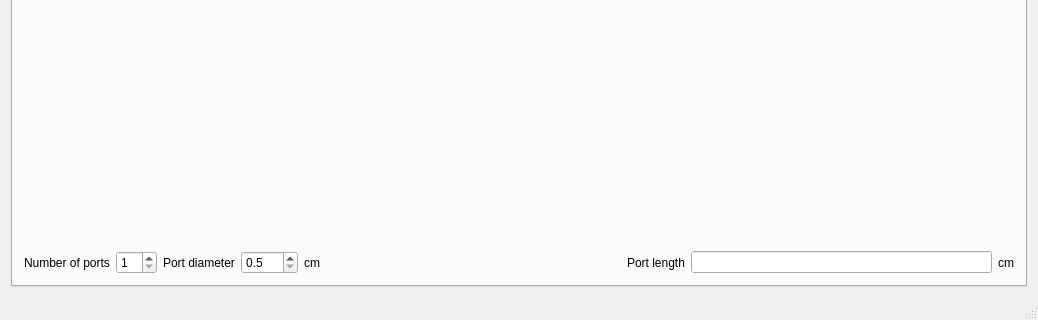
be1/qspeakers, file mainwindow.ui: the form before one commit; both pictures show x 0 to 1038 and y 400 to 720 of the 1038 by 720 pixel window.
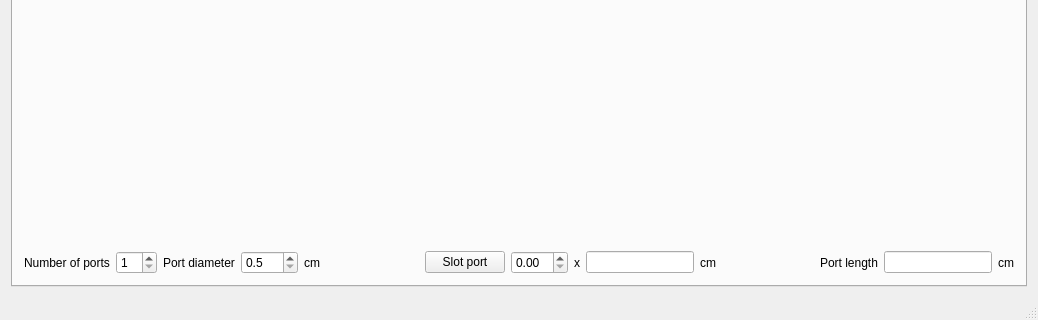
The form after the commit. The open tabs and pages were chosen to show the change. Icons and pictures are not drawn.

Commit message: Add Slot port for bandpass box.

Patch:
```diff
--- a/mainwindow.ui
+++ b/mainwindow.ui
@@ -935,7 +935,50 @@
              </widget>
             </item>
             <item>
-             <spacer name="bandPassPortHorizontalSpacer">
+             <spacer name="bandPassPortHorizontalSpacer1">
+              <property name="orientation">
+               <enum>Qt::Horizontal</enum>
+              </property>
+              <property name="sizeHint" stdset="0">
+               <size>
+                <width>40</width>
+                <height>20</height>
+               </size>
+              </property>
+             </spacer>
+            </item>
+            <item>
+             <widget class="QPushButton" name="bandpassPortSlotWidthButton">
+              <property name="text">
+               <string>Slot port</string>
+              </property>
+              <property name="checkable">
+               <bool>true</bool>
+              </property>
+             </widget>
+            </item>
+            <item>
+             <widget class="QDoubleSpinBox" name="bandpassPortSlotWidthDoubleSpinBox"/>
+            </item>
+            <item>
+             <widget class="QLabel" name="bandpassPortSlotMultLabel">
+              <property name="text">
+               <string>x</string>
+              </property>
+             </widget>
+            </item>
+            <item>
+             <widget class="QLineEdit" name="bandpassPortSlotHeightLineEdit"/>
+            </item>
+            <item>
+             <widget class="QLabel" name="label_3">
+              <property name="text">
+               <string>cm</string>
+              </property>
+             </widget>
+            </item>
+            <item>
+             <spacer name="bandpassPortHorizontalSpacer2">
               <property name="orientation">
                <enum>Qt::Horizontal</enum>
               </property>
```
Left out of the diff: 2 changed lines with no effect on the pictures. The commit also changes 5 other files.
